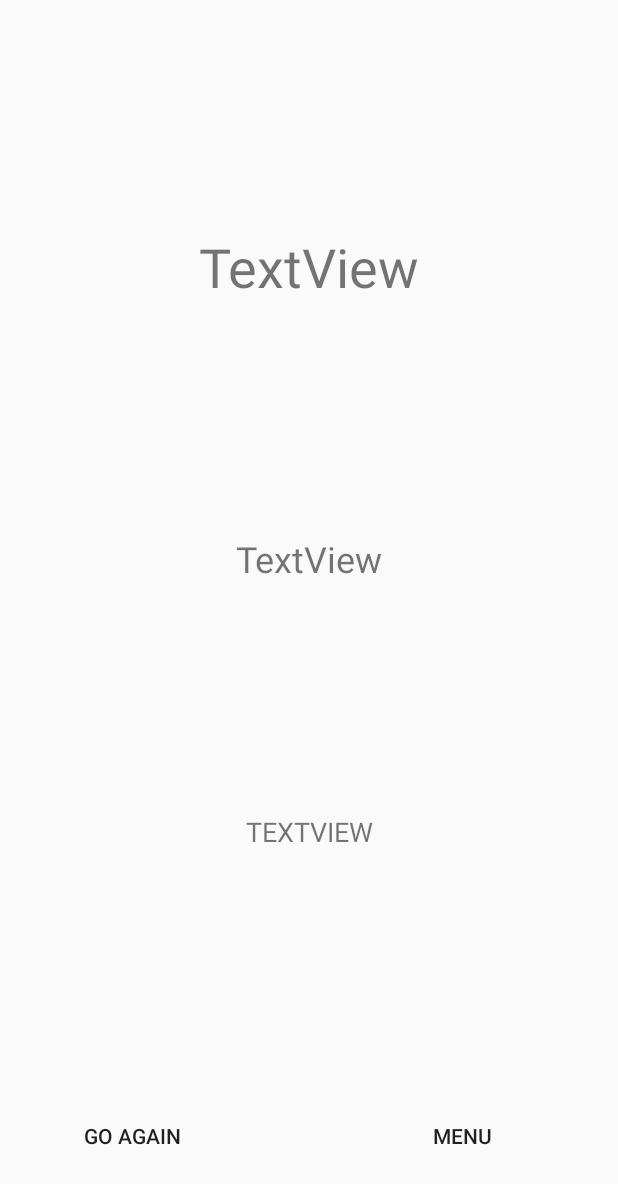
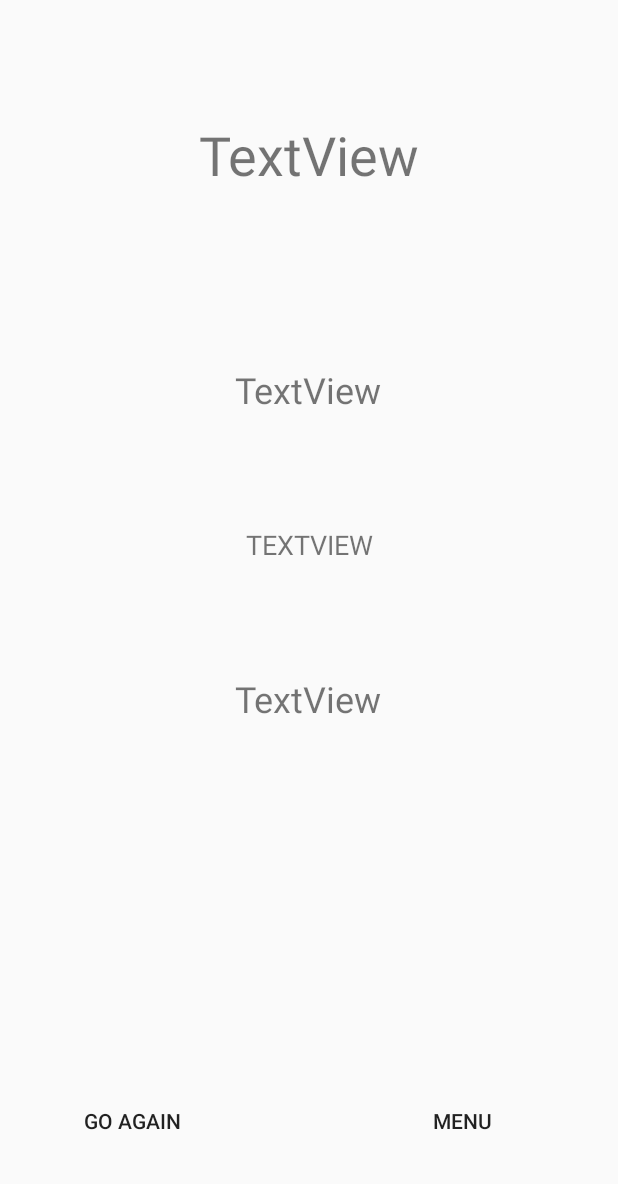
Before and after one commit to NicolaiNisbeth/galgeleg, an Android app: the GameEnd screen opened directly, with no data from a screen before it, on a phone screen of 412 x 824 dp. Shown: the top 1184 px of the screen. Run offline under Robolectric (Android 15) with nearby library versions, the phone set to English and light mode, and no system bars; libraries missing offline, so code that uses them is left out: com.github.jinatonic.confetti.

Commit message:
endgame activity displays score

```diff
--- a/app/src/main/java/com/example/galgeleg/activity/Game.java
+++ b/app/src/main/java/com/example/galgeleg/activity/Game.java
@@ -24,6 +24,7 @@ public class Game extends AppCompatActivity implements View.OnClickListener, and
     private Keyboard keyboard;
     private TextView hiddenWord, lives;
     private String username;
+    private int score;
 
     @Override
     protected void onCreate(Bundle savedInstanceState) {
@@ -66,7 +67,7 @@ public class Game extends AppCompatActivity implements View.OnClickListener, and
         hiddenWord.setText(logic.getVisibleSentence());
         lives.setText("Lives " + logic.getLives());
 
-        int score = (logic.getLives() + 1) * logic.getSolution().length() ; // TODO: + 1 for leaderboard illustration purposes!
+        score = (logic.getLives() + 1) * logic.getSolution().length() ; // TODO: + 1 for leaderboard illustration purposes!
         if (logic.gameIsWon()) {
             saveScore(score, username);
             endGame(true);
@@ -86,6 +87,7 @@ public class Game extends AppCompatActivity implements View.OnClickListener, and
         intent.putExtra("USED_LETTERS", PlayerSetup.liveData.getValue().getUsedLetters());
         intent.putExtra("SOLUTION", PlayerSetup.liveData.getValue().getSolution());
         intent.putExtra("STATUS", won);
+        intent.putExtra("SCORE", score);
 
         finish();
         startActivity(intent);
--- a/app/src/main/java/com/example/galgeleg/activity/GameEnd.java
+++ b/app/src/main/java/com/example/galgeleg/activity/GameEnd.java
@@ -2,6 +2,7 @@ package com.example.galgeleg.activity;
 
 import androidx.appcompat.app.AppCompatActivity;
 import android.content.Intent;
+import android.content.res.Resources;
 import android.graphics.Color;
 import android.media.MediaPlayer;
 import android.os.Bundle;
@@ -14,9 +15,13 @@ import com.example.galgeleg.R;
 import com.github.jinatonic.confetti.CommonConfetti;
 
 public class GameEnd extends AppCompatActivity implements View.OnClickListener {
-    private TextView title, outcome, word;
+    private TextView title, outcome, word, scoreText;
     private Button playAgain, menu;
     private MediaPlayer player;
+    private int goldDark, goldMed, gold, goldLight;
+    private int[] colors;
+    private ViewGroup container;
+    private boolean won;
 
     @Override
     protected void onCreate(Bundle savedInstanceState) {
@@ -28,19 +33,30 @@ public class GameEnd extends AppCompatActivity implements View.OnClickListener {
         word = findViewById(R.id.gameWord);
         menu = findViewById(R.id.goToMenu);
         playAgain = findViewById(R.id.playAgain);
+        scoreText = findViewById(R.id.score);
 
         menu.setOnClickListener(this);
         playAgain.setOnClickListener(this);
 
+        container = findViewById(R.id.game_end_container);
+        final Resources res = getResources();
+        goldDark = res.getColor(R.color.gold_dark);
+        goldMed = res.getColor(R.color.gold_med);
+        gold = res.getColor(R.color.gold);
+        goldLight = res.getColor(R.color.gold_light);
+        colors = new int[] { goldDark, goldMed, gold, goldLight };
+
         Bundle extras = getIntent().getExtras();
         if (extras != null){
-            boolean won = extras.getBoolean("STATUS");
+            won = extras.getBoolean("STATUS");
             int tries = extras.getStringArrayList("USED_LETTERS").size();
             String solution = extras.getString("SOLUTION");
+            int score = extras.getInt("SCORE");
 
             title.setText(won ? "You Won" : "You Lost");
             outcome.setText(won ? "Tries " + tries : "The correct word was: ");
             word.setText(won ? "" : solution);
+            scoreText.setText("Your score is " + score);
             playSound(won);
         }
     }
@@ -48,12 +64,13 @@ public class GameEnd extends AppCompatActivity implements View.OnClickListener {
     @Override
     protected void onResume() {
         super.onResume();
-        final ViewGroup container = findViewById(R.id.game_end_container);
-        new Handler().postDelayed(new Runnable() {
-            @Override public void run() {
-                CommonConfetti.rainingConfetti(container, new int[] {Color.BLACK}).infinite();
-            }
-        }, 500);
+        if (won){
+            new Handler().postDelayed(new Runnable() {
+                @Override public void run() {
+                    CommonConfetti.rainingConfetti(container, colors).infinite();
+                }
+            }, 500);
+        }
     }
 
     public void playSound(boolean won){
@@ -87,13 +104,11 @@ public class GameEnd extends AppCompatActivity implements View.OnClickListener {
 
     @Override
     public void onClick(View v) {
-        if (v == menu){
+        if (v == menu)
             finish();
-        }
         else if (v == playAgain){
             finish();
             startActivity(new Intent(this, PlayerSetup.class));
-            // TODO: send username to playersetup in order to enable fast setup
         }
     }
 }
--- a/app/src/main/res/layout/activity_game_end.xml
+++ b/app/src/main/res/layout/activity_game_end.xml
@@ -2,10 +2,10 @@
 <androidx.constraintlayout.widget.ConstraintLayout xmlns:android="http://schemas.android.com/apk/res/android"
     xmlns:app="http://schemas.android.com/apk/res-auto"
     xmlns:tools="http://schemas.android.com/tools"
+    android:id="@+id/game_end_container"
     android:layout_width="match_parent"
     android:layout_height="match_parent"
-    tools:context=".activity.GameEnd"
-    android:id="@+id/game_end_container">
+    tools:context=".activity.GameEnd">
 
 
     <TextView
@@ -15,26 +15,23 @@
         android:gravity="center"
         android:text="TextView"
         android:textSize="24sp"
-        app:layout_constraintBottom_toTopOf="@+id/gameWord"
+        app:layout_constraintBottom_toTopOf="@+id/guideline15"
         app:layout_constraintEnd_toEndOf="parent"
-        app:layout_constraintHorizontal_bias="0.5"
+        app:layout_constraintHorizontal_bias="0.498"
         app:layout_constraintStart_toStartOf="parent"
-        app:layout_constraintTop_toBottomOf="@+id/gameEndTitle" />
+        app:layout_constraintTop_toTopOf="@+id/guideline13" />
 
     <TextView
-        android:id="@+id/gameWord"
+        android:id="@+id/score"
         android:layout_width="wrap_content"
         android:layout_height="wrap_content"
-        android:layout_marginBottom="104dp"
-        android:gravity="center"
         android:text="TextView"
-        android:textAllCaps="true"
-        android:textSize="18sp"
-        app:layout_constraintBottom_toBottomOf="parent"
+        android:textSize="24sp"
+        app:layout_constraintBottom_toTopOf="@+id/guideline"
         app:layout_constraintEnd_toEndOf="parent"
-        app:layout_constraintHorizontal_bias="0.5"
+        app:layout_constraintHorizontal_bias="0.498"
         app:layout_constraintStart_toStartOf="parent"
-        app:layout_constraintTop_toBottomOf="@+id/gameOutcome" />
+        app:layout_constraintTop_toTopOf="@+id/guideline16" />
 
     <TextView
         android:id="@+id/gameEndTitle"
@@ -43,11 +40,24 @@
         android:gravity="center"
         android:text="TextView"
         android:textSize="36sp"
-        app:layout_constraintBottom_toTopOf="@+id/gameOutcome"
+        app:layout_constraintBottom_toTopOf="@+id/guideline13"
         app:layout_constraintEnd_toEndOf="parent"
-        app:layout_constraintHorizontal_bias="0.5"
+        app:layout_constraintHorizontal_bias="0.501"
         app:layout_constraintStart_toStartOf="parent"
         app:layout_constraintTop_toTopOf="parent" />
+
+    <TextView
+        android:id="@+id/gameWord"
+        android:layout_width="wrap_content"
+        android:layout_height="wrap_content"
+        android:gravity="center"
+        android:text="TextView"
+        android:textAllCaps="true"
+        android:textSize="18sp"
+        app:layout_constraintBottom_toTopOf="@+id/guideline16"
+        app:layout_constraintEnd_toEndOf="parent"
+        app:layout_constraintStart_toStartOf="parent"
+        app:layout_constraintTop_toTopOf="@+id/guideline15" />
 
     <Button
         android:id="@+id/goToMenu"
@@ -61,7 +71,7 @@
         app:layout_constraintEnd_toEndOf="parent"
         app:layout_constraintHorizontal_bias="1.0"
         app:layout_constraintStart_toStartOf="@+id/guideline2"
-        app:layout_constraintTop_toBottomOf="@+id/gameWord"
+        app:layout_constraintTop_toTopOf="@+id/guideline"
         app:layout_constraintVertical_bias="0.795" />
 
     <Button
@@ -74,7 +84,7 @@
         app:layout_constraintEnd_toStartOf="@+id/guideline2"
         app:layout_constraintHorizontal_bias="0.372"
         app:layout_constraintStart_toStartOf="parent"
-        app:layout_constraintTop_toBottomOf="@+id/gameWord"
+        app:layout_constraintTop_toTopOf="@+id/guideline"
         app:layout_constraintVertical_bias="0.795" />
 
     <androidx.constraintlayout.widget.Guideline
@@ -82,7 +92,7 @@
         android:layout_width="wrap_content"
         android:layout_height="wrap_content"
         android:orientation="horizontal"
-        app:layout_constraintGuide_percent="0.7017784" />
+        app:layout_constraintGuide_percent="0.63" />
 
     <androidx.constraintlayout.widget.Guideline
         android:id="@+id/guideline2"
@@ -91,5 +101,26 @@
         android:orientation="vertical"
         app:layout_constraintGuide_percent="0.5" />
 
+    <androidx.constraintlayout.widget.Guideline
+        android:id="@+id/guideline13"
+        android:layout_width="wrap_content"
+        android:layout_height="wrap_content"
+        android:orientation="horizontal"
+        app:layout_constraintGuide_percent="0.25" />
+
+    <androidx.constraintlayout.widget.Guideline
+        android:id="@+id/guideline15"
+        android:layout_width="wrap_content"
+        android:layout_height="wrap_content"
+        android:orientation="horizontal"
+        app:layout_constraintGuide_percent="0.38" />
+
+    <androidx.constraintlayout.widget.Guideline
+        android:id="@+id/guideline16"
+        android:layout_width="wrap_content"
+        android:layout_height="wrap_content"
+        android:orientation="horizontal"
+        app:layout_constraintGuide_percent="0.5" />
+
 
 </androidx.constraintlayout.widget.ConstraintLayout>
--- a/app/src/main/res/values/colors.xml
+++ b/app/src/main/res/values/colors.xml
@@ -11,4 +11,9 @@
     <color name="keyboard_divider">#00574B</color>
     <color name="keyboard_pressed">#D81B60</color>
 
+    <color name="gold_dark">#946335</color>
+    <color name="gold_med">#ab804b</color>
+    <color name="gold">#cea774</color>
+    <color name="gold_light">#edd3b2</color>
+
 </resources>
```
